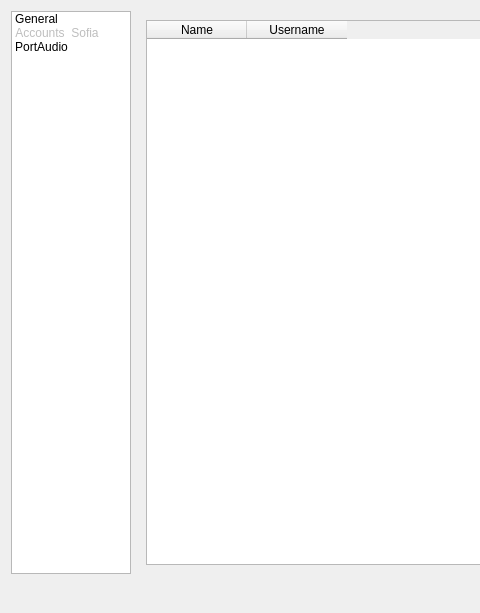
This is fscomm/preferences/prefdialog.ui in karlma/freeswitch-b1.10 as Qt 5 draws it before an edit; both pictures show x 0 to 480 and y 0 to 613 of the 839 by 613 pixel window. The edited form follows.
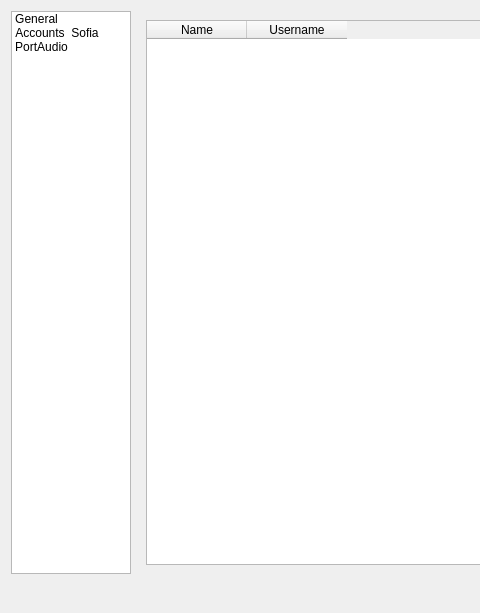
This is the edited form. Icons and pictures are not drawn.

The edit to the form file:
```diff
--- a/fscomm/preferences/prefdialog.ui
+++ b/fscomm/preferences/prefdialog.ui
@@ -72,9 +72,6 @@
        <iconset resource="../resources.qrc">
         <normaloff>:/images/pref_accounts.jpg</normaloff>:/images/pref_accounts.jpg</iconset>
       </property>
-      <property name="flags">
-       <set>ItemIsSelectable|ItemIsDragEnabled|ItemIsUserCheckable</set>
-      </property>
      </item>
      <item>
       <property name="text">
@@ -84,9 +81,6 @@
        <iconset resource="../resources.qrc">
         <normaloff>:/images/pref_sip.png</normaloff>:/images/pref_sip.png</iconset>
       </property>
-      <property name="flags">
-       <set>ItemIsSelectable|ItemIsDragEnabled|ItemIsUserCheckable</set>
-      </property>
      </item>
      <item>
       <property name="text">
```
